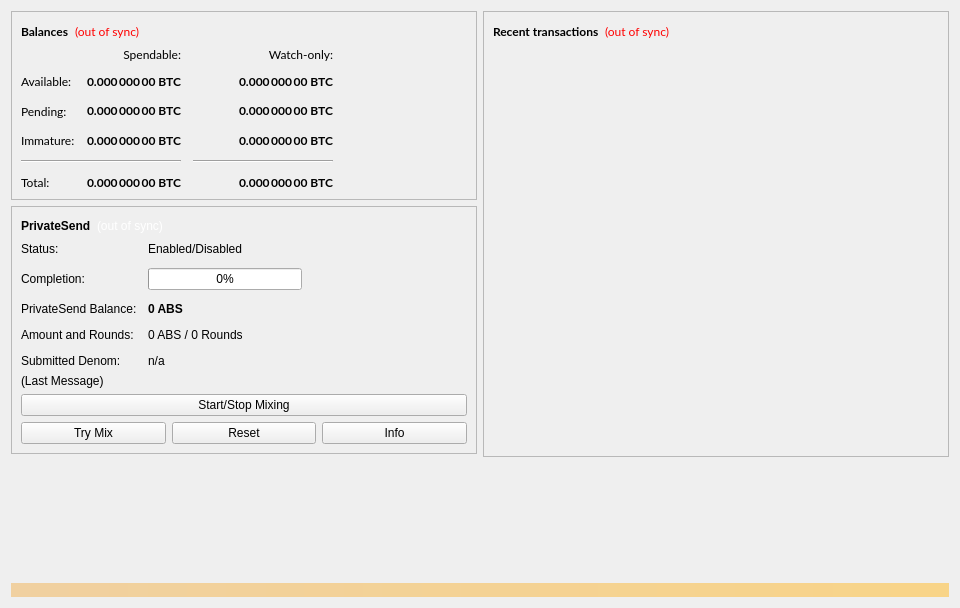
This is src/qt/forms/overviewpage.ui in ichudu/ABS as Qt 5 draws it before an edit. The edited form follows.
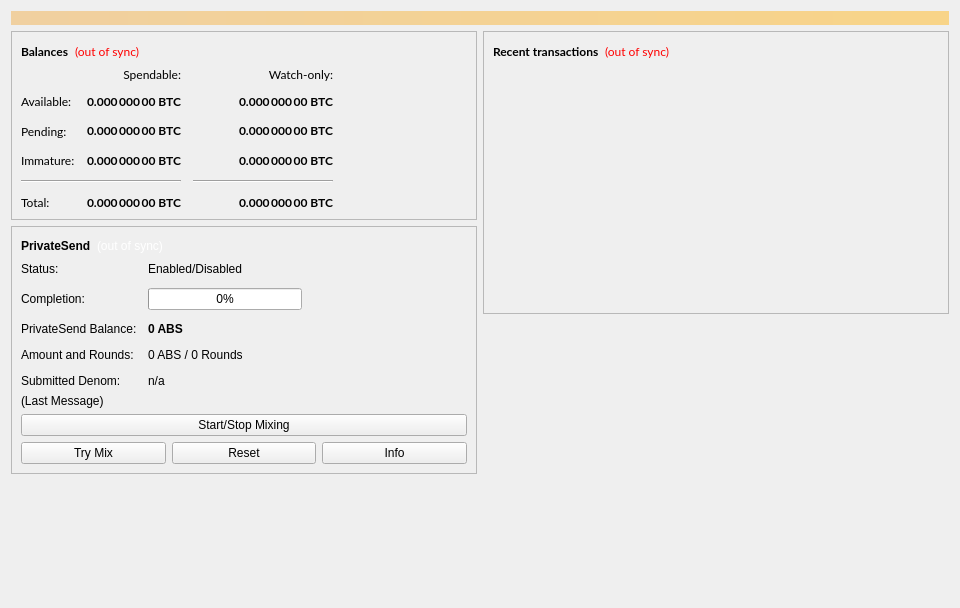
This is the edited form. Icons and pictures are not drawn.

```diff
--- a/src/qt/forms/overviewpage.ui
+++ b/src/qt/forms/overviewpage.ui
@@ -20,6 +20,25 @@
    <string>Form</string>
   </property>
   <layout class="QVBoxLayout" name="topLayout">
+   <item>
+    <widget class="QLabel" name="labelAlerts">
+     <property name="visible">
+      <bool>false</bool>
+     </property>
+     <property name="styleSheet">
+      <string notr="true">QLabel { background-color: qlineargradient(x1: 0, y1: 0, x2: 1, y2: 0, stop:0 #F0D0A0, stop:1 #F8D488); color:#000000; }</string>
+     </property>
+     <property name="wordWrap">
+      <bool>true</bool>
+     </property>
+     <property name="margin">
+      <number>3</number>
+     </property>
+     <property name="textInteractionFlags">
+      <set>Qt::TextSelectableByMouse</set>
+     </property>
+    </widget>
+   </item>
    <item>
     <layout class="QHBoxLayout" name="horizontalLayout" stretch="1,1">
      <item>
@@ -626,23 +645,7 @@
         </widget>
        </item>
        <item>
-        <widget class="QLabel" name="label">
-         <property name="text">
-          <string/>
-         </property>
-         <property name="pixmap">
-          <pixmap resource="../absolute.qrc">:/images/base/wallet_version</pixmap>
-         </property>
-        </widget>
-       </item>
-       <item>
-        <layout class="QVBoxLayout" name="verticalLayout_blockdetails">
-         <item>
-          <layout class="QGridLayout" name="gridLayout_2"/>
-         </item>
-        </layout>
-       </item>
-       <item>
+
         <spacer name="verticalSpacer">
          <property name="orientation">
           <enum>Qt::Vertical</enum>
@@ -721,23 +724,7 @@
           </item>
           <item>
            <widget class="QListView" name="listTransactions">
-            <property name="minimumSize">
-             <size>
-              <width>400</width>
-              <height>400</height>
-             </size>
-            </property>
-            <property name="maximumSize">
-             <size>
-              <width>16777215</width>
-              <height>800</height>
-             </size>
-            </property>
-            <property name="font">
-             <font>
-              <family>Lato</family>
-             </font>
-            </property>
+
             <property name="styleSheet">
              <string notr="true">QListView { background: transparent; }</string>
             </property>
@@ -775,25 +762,7 @@
      </item>
     </layout>
    </item>
-   <item>
-    <widget class="QLabel" name="labelAlerts">
-     <property name="visible">
-      <bool>false</bool>
-     </property>
-     <property name="styleSheet">
-      <string notr="true">QLabel { background-color: qlineargradient(x1: 0, y1: 0, x2: 1, y2: 0, stop:0 #F0D0A0, stop:1 #F8D488); color:#000000; }</string>
-     </property>
-     <property name="wordWrap">
-      <bool>true</bool>
-     </property>
-     <property name="margin">
-      <number>3</number>
-     </property>
-     <property name="textInteractionFlags">
-      <set>Qt::TextSelectableByMouse</set>
-     </property>
-    </widget>
-   </item>
+
   </layout>
  </widget>
  <resources>
```
Left out of the diff: 4 changed lines with no effect on the pictures.
